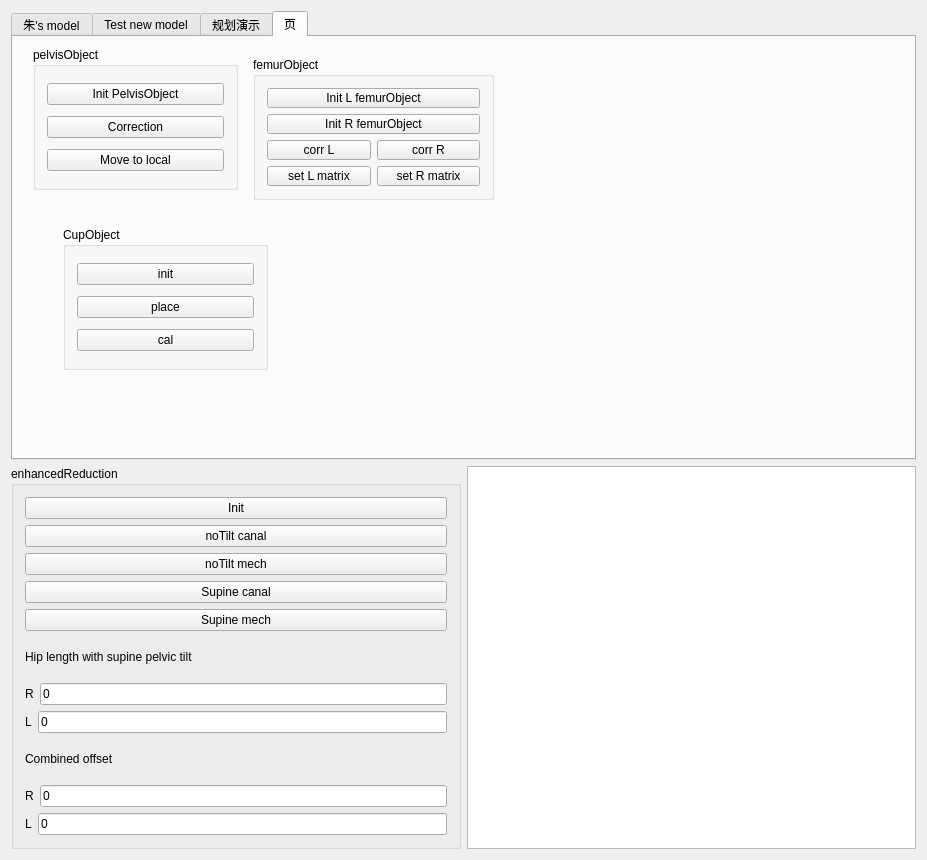
First picture: the form in Plugins/org.mitk.lancet.hipplanning/src/internal/THAPlanningControls.ui, repository zhaomengxiao/LancetMITK-Adition, before the edit.
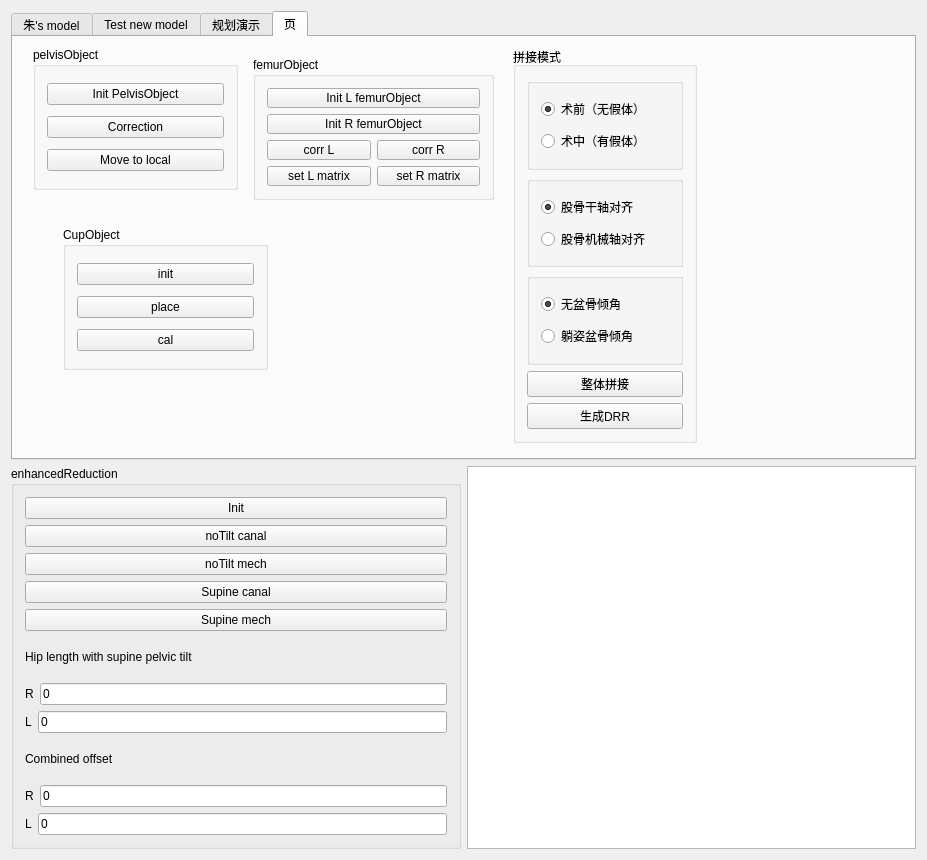
Second picture: the form after the edit.

Commit message: add hip Term Definition and Functions，test in THAPlanning

What changed in the file:
```diff
--- a/Plugins/org.mitk.lancet.hipplanning/src/internal/THAPlanningControls.ui
+++ b/Plugins/org.mitk.lancet.hipplanning/src/internal/THAPlanningControls.ui
@@ -1548,6 +1548,130 @@
         </item>
        </layout>
       </widget>
+      <widget class="QGroupBox" name="groupBox_25">
+       <property name="geometry">
+        <rect>
+         <x>500</x>
+         <y>10</y>
+         <width>184</width>
+         <height>396</height>
+        </rect>
+       </property>
+       <property name="title">
+        <string>拼接模式</string>
+       </property>
+       <layout class="QGridLayout" name="gridLayout_28">
+        <item row="0" column="0">
+         <layout class="QVBoxLayout" name="verticalLayout_6">
+          <item>
+           <layout class="QVBoxLayout" name="verticalLayout_7">
+            <item>
+             <widget class="QGroupBox" name="groupBox_26">
+              <property name="title">
+               <string/>
+              </property>
+              <layout class="QGridLayout" name="gridLayout_29">
+               <item row="0" column="0">
+                <widget class="QRadioButton" name="radioButton_demoPreop_2">
+                 <property name="contextMenuPolicy">
+                  <enum>Qt::DefaultContextMenu</enum>
+                 </property>
+                 <property name="text">
+                  <string>术前（无假体）</string>
+                 </property>
+                 <property name="checked">
+                  <bool>true</bool>
+                 </property>
+                </widget>
+               </item>
+               <item row="1" column="0">
+                <widget class="QRadioButton" name="radioButton_demoIntrop_2">
+                 <property name="text">
+                  <string>术中（有假体）</string>
+                 </property>
+                </widget>
+               </item>
+              </layout>
+             </widget>
+            </item>
+            <item>
+             <widget class="QGroupBox" name="groupBox_27">
+              <property name="title">
+               <string/>
+              </property>
+              <layout class="QGridLayout" name="gridLayout_30">
+               <item row="0" column="0">
+                <widget class="QRadioButton" name="radioButton_demoCanalAlign_2">
+                 <property name="text">
+                  <string>股骨干轴对齐</string>
+                 </property>
+                 <property name="checked">
+                  <bool>true</bool>
+                 </property>
+                 <property name="autoExclusive">
+                  <bool>true</bool>
+                 </property>
+                </widget>
+               </item>
+               <item row="1" column="0">
+                <widget class="QRadioButton" name="radioButton_demoMechAlign_2">
+                 <property name="text">
+                  <string>股骨机械轴对齐</string>
+                 </property>
+                 <property name="autoExclusive">
+                  <bool>true</bool>
+                 </property>
+                </widget>
+               </item>
+              </layout>
+             </widget>
+            </item>
+            <item>
+             <widget class="QGroupBox" name="groupBox_28">
+              <property name="title">
+               <string/>
+              </property>
+              <layout class="QGridLayout" name="gridLayout_31">
+               <item row="0" column="0">
+                <widget class="QRadioButton" name="radioButton_demoNoTilt_2">
+                 <property name="text">
+                  <string>无盆骨倾角</string>
+                 </property>
+                 <property name="checked">
+                  <bool>true</bool>
+                 </property>
+                </widget>
+               </item>
+               <item row="1" column="0">
+                <widget class="QRadioButton" name="radioButton_demoSupineTilt_2">
+                 <property name="text">
+                  <string>躺姿盆骨倾角</string>
+                 </property>
+                </widget>
+               </item>
+              </layout>
+             </widget>
+            </item>
+           </layout>
+          </item>
+          <item>
+           <widget class="QPushButton" name="pushButton_demoReduce_2">
+            <property name="text">
+             <string>整体拼接</string>
+            </property>
+           </widget>
+          </item>
+         </layout>
+        </item>
+        <item row="1" column="0">
+         <widget class="QPushButton" name="pushButton_demoDRR_2">
+          <property name="text">
+           <string>生成DRR</string>
+          </property>
+         </widget>
+        </item>
+       </layout>
+      </widget>
      </widget>
     </widget>
    </item>
```
The commit also changes 14 other files.
